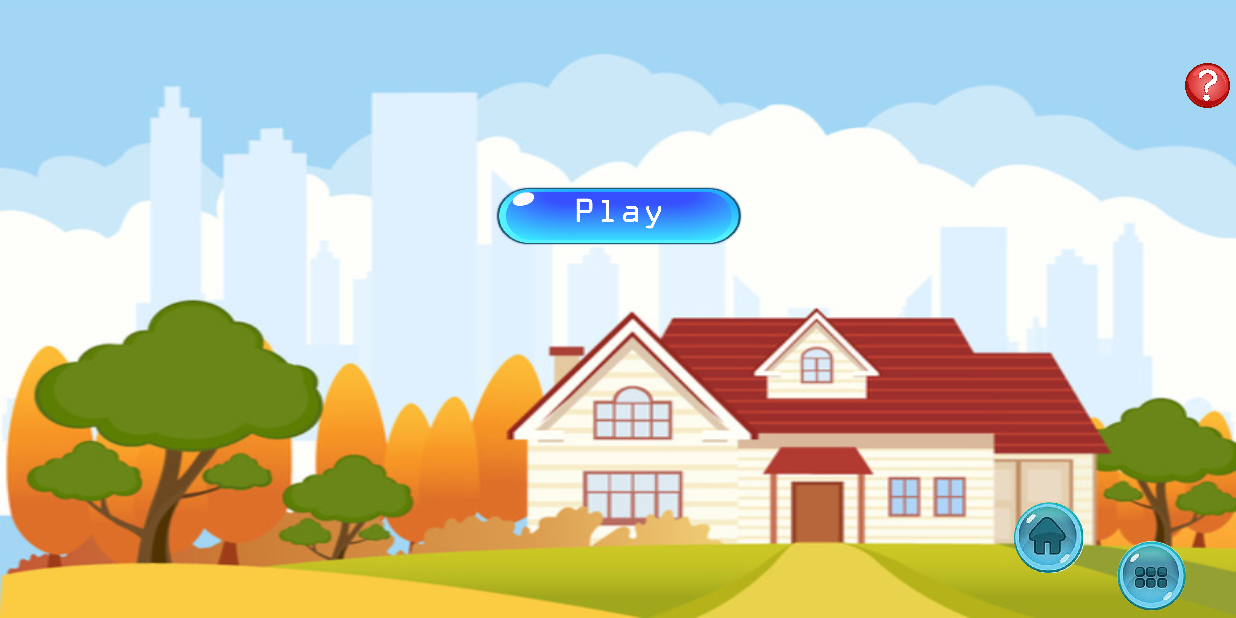
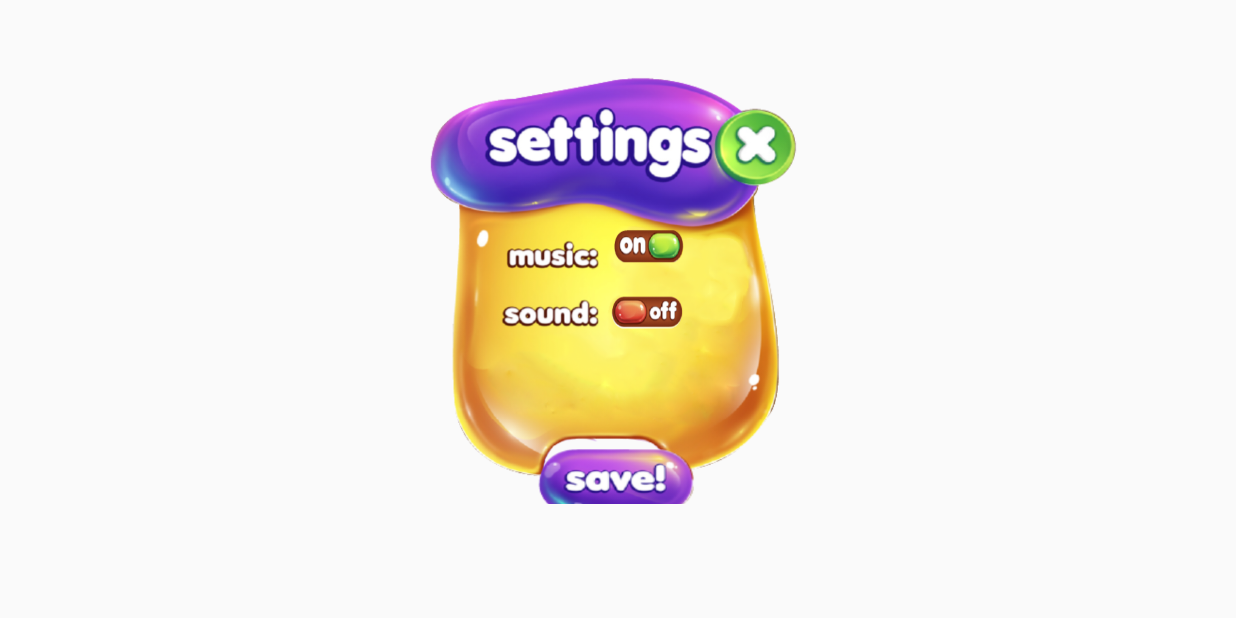
Before and after one commit to tkppro/Android-Project, an Android app: the screen it shows after launch (MainActivity before the commit, OptionPopup after it), on a phone screen of 824 x 412 dp (held sideways). Run offline under Robolectric (Android 15) with nearby library versions, the phone set to English and light mode, and no system bars.

Commit message:
new option screen and functionality

```diff
--- a/app/src/main/AndroidManifest.xml
+++ b/app/src/main/AndroidManifest.xml
@@ -9,7 +9,9 @@
         android:roundIcon="@mipmap/ic_launcher_round"
         android:supportsRtl="true"
         android:theme="@style/AppTheme">
-        <activity android:name=".MainActivity" android:screenOrientation="landscape"
+        <activity
+            android:name=".OptionPopup"
+            android:screenOrientation="landscape"
             android:theme="@style/AppTheme">
             <intent-filter>
                 <action android:name="android.intent.action.MAIN" />
@@ -17,6 +19,7 @@
                 <category android:name="android.intent.category.LAUNCHER" />
             </intent-filter>
         </activity>
+        <activity android:name=".MainActivity"></activity>
     </application>
 
 </manifest>
--- /dev/null
+++ b/app/src/main/java/sourcecode/thangdang/finalproject/OptionPopup.java
@@ -0,0 +1,71 @@
+package sourcecode.thangdang.finalproject;
+
+import android.media.MediaPlayer;
+import android.support.v7.app.AppCompatActivity;
+import android.os.Bundle;
+import android.util.Log;
+import android.view.View;
+import android.widget.Button;
+
+public class OptionPopup extends AppCompatActivity implements View.OnClickListener{
+    private Button mBtnExitOps, mBtnSoundOpt, mBtnMusicOpt, mBtnSaveOpt;
+    int countSound = 0;
+    int countMusic = 0;
+    MediaPlayer song;
+    SoundManager sound;
+    @Override
+    protected void onCreate(Bundle savedInstanceState) {
+        super.onCreate(savedInstanceState);
+        setContentView(R.layout.activity_option_popup);
+        song= MediaPlayer.create(this,R.raw.home_sound);
+        song.setLooping(true);
+        song.start();
+        sound = SoundManager.getInstance();
+        sound.init(this);
+
+        mBtnExitOps = (Button)findViewById(R.id.btn_exit_option);
+        mBtnMusicOpt = (Button)findViewById(R.id.btn_music_option);
+        mBtnSoundOpt = (Button)findViewById(R.id.btn_sound_option);
+        mBtnSaveOpt = (Button)findViewById(R.id.btn_save_option);
+
+        mBtnExitOps.setOnClickListener(this);
+        mBtnMusicOpt.setOnClickListener(this);
+        mBtnSoundOpt.setOnClickListener(this);
+        mBtnSaveOpt.setOnClickListener(this);
+    }
+
+    @Override
+    public void onClick(View view) {
+        switch (view.getId()){
+            case R.id.btn_exit_option:
+                sound.playSound(R.raw.button_effect);
+                break;
+            case R.id.btn_music_option:
+                sound.playSound(R.raw.button_effect);
+                countMusic++;
+                break;
+            case R.id.btn_sound_option:
+                sound.playSound(R.raw.button_effect);
+                countSound++;
+                break;
+            case R.id.btn_save_option:
+                sound.playSound(R.raw.button_effect);
+                if(countMusic % 2 != 0) {
+                    song.pause();
+
+                }
+                else
+                    song.start();
+                if(countSound % 2 != 0) {
+                    sound.setMuted(true);
+                    Log.d("check","count: " + countSound);
+
+                }
+                else {
+                    sound.setMuted(false);
+                    Log.d("check after","count: " + countSound);
+                }
+                break;
+        }
+    }
+}
--- /dev/null
+++ b/app/src/main/java/sourcecode/thangdang/finalproject/SoundManager.java
@@ -0,0 +1,104 @@
+package sourcecode.thangdang.finalproject;
+
+/**
+ * Created by Admin on 10-Apr-18.
+ */
+
+import android.app.Activity;
+import android.content.Context;
+import android.media.AudioManager;
+import android.media.SoundPool;
+import android.os.Handler;
+import android.util.SparseIntArray;
+
+public class SoundManager {
+
+    private SoundPool mSoundPool;
+
+    private SparseIntArray mSoundPoolMap = new SparseIntArray();
+
+    private Handler mHandler = new Handler();
+    private boolean mMuted = false;
+    private Context context;
+
+    private static final int MAX_STREAMS = 10;
+    private static final int STOP_DELAY_MILLIS = 3000;
+
+    private static SoundManager _instance = null;
+
+    public SoundManager() {
+        mSoundPool = new SoundPool(MAX_STREAMS, AudioManager.STREAM_MUSIC, 0);
+    }
+
+    public static SoundManager getInstance(){
+        if (_instance == null) {
+            _instance = new SoundManager();
+        }
+
+        return _instance;
+    }
+
+    public void init(Context context){
+        this.context = context;
+        _instance.initStreamTypeMedia((Activity)context);
+        _instance.addSound(R.raw.home_sound);
+        _instance.addSound(R.raw.button_effect);
+        // add sounds here
+
+    }
+
+    /**
+     * Put the sounds to their correspondig keys in sound pool.
+     */
+    public void addSound(int soundID) {
+        mSoundPoolMap.put(soundID, mSoundPool.load(context, soundID, 1));
+    }
+
+    /**
+     * Find sound with the key and play it
+     */
+    public void playSound(int soundID) {
+        if(mMuted){
+            return;
+        }
+
+        boolean hasSound = mSoundPoolMap.indexOfKey(soundID) >= 0;
+        if(!hasSound){
+            return;
+        }
+
+        final int soundId = mSoundPool.play(mSoundPoolMap.get(soundID), 1, 1, 1, 0, 1f);
+        scheduleSoundStop(soundId);
+    }
+
+    /**
+     * Schedule the current sound to stop after set milliseconds
+     */
+    private void scheduleSoundStop(final int soundId){
+        mHandler.postDelayed(new Runnable() {
+            public void run() {
+                mSoundPool.stop(soundId);
+            }
+        }, STOP_DELAY_MILLIS);
+    }
+
+    /**
+     * Initialize the control stream with the activity to music
+     */
+    public static void initStreamTypeMedia(Activity activity){
+        activity.setVolumeControlStream(AudioManager.STREAM_MUSIC);
+    }
+
+    public static int getStreamMusicLevel(Activity activity){
+        AudioManager am = (AudioManager) activity.getSystemService(Context.AUDIO_SERVICE);
+        return am.getStreamVolume(AudioManager.STREAM_MUSIC);
+    }
+
+    /**
+     * Is sound muted
+     */
+    public void setMuted(boolean muted) {
+        this.mMuted = muted;
+    }
+
+}
--- /dev/null
+++ b/app/src/main/res/layout/activity_option_popup.xml
@@ -0,0 +1,57 @@
+<?xml version="1.0" encoding="utf-8"?>
+<android.support.constraint.ConstraintLayout xmlns:android="http://schemas.android.com/apk/res/android"
+    xmlns:app="http://schemas.android.com/apk/res-auto"
+    xmlns:tools="http://schemas.android.com/tools"
+    android:id="@+id/option_layout"
+    android:layout_width="315dp"
+    android:layout_height="300dp"
+    android:layout_gravity="center"
+    android:layout_marginBottom="20dp"
+    android:background="@drawable/popup_option"
+    >
+
+    <Button
+        android:id="@+id/btn_music_option"
+        android:layout_width="50dp"
+        android:layout_height="30dp"
+        android:layout_marginBottom="17dp"
+        android:layout_marginEnd="112dp"
+        android:layout_marginTop="130dp"
+        android:background="@drawable/btn_on_option"
+        app:layout_constraintBottom_toTopOf="@+id/btn_sound_option"
+        app:layout_constraintEnd_toEndOf="parent"
+        app:layout_constraintTop_toTopOf="parent" />
+
+    <Button
+        android:id="@+id/btn_sound_option"
+        android:layout_width="50dp"
+        android:layout_height="24dp"
+        android:layout_marginBottom="74dp"
+        android:background="@drawable/btn_off_option"
+        app:layout_constraintBottom_toTopOf="@+id/btn_save_option"
+        app:layout_constraintEnd_toEndOf="@+id/btn_music_option"
+        app:layout_constraintHorizontal_bias="1.0"
+        app:layout_constraintStart_toStartOf="@+id/btn_music_option"
+        app:layout_constraintTop_toBottomOf="@+id/btn_music_option" />
+
+    <Button
+        android:id="@+id/btn_save_option"
+        android:layout_width="121dp"
+        android:layout_height="52dp"
+        android:layout_marginBottom="6dp"
+        android:background="@drawable/btn_save_option"
+        app:layout_constraintBottom_toBottomOf="parent"
+        app:layout_constraintEnd_toEndOf="parent"
+        app:layout_constraintStart_toStartOf="parent"
+        app:layout_constraintTop_toBottomOf="@+id/btn_sound_option" />
+
+    <Button
+        android:id="@+id/btn_exit_option"
+        android:layout_width="60dp"
+        android:layout_height="60dp"
+        android:layout_marginEnd="36dp"
+        android:layout_marginTop="32dp"
+        android:background="@drawable/btn_exit_option"
+        app:layout_constraintEnd_toEndOf="parent"
+        app:layout_constraintTop_toTopOf="parent" />
+</android.support.constraint.ConstraintLayout>
```
Also changed, not shown: app/src/main/java/sourcecode/thangdang/finalproject/MainActivity.java (+83 -1 lines), app/src/main/res/drawable/btn_exit_option.png (added), app/src/main/res/drawable/btn_off_option.png (added), app/src/main/res/drawable/btn_on_option.png (added), app/src/main/res/drawable/btn_save_option.png (added), app/src/main/res/drawable/popup_option.png (added).
